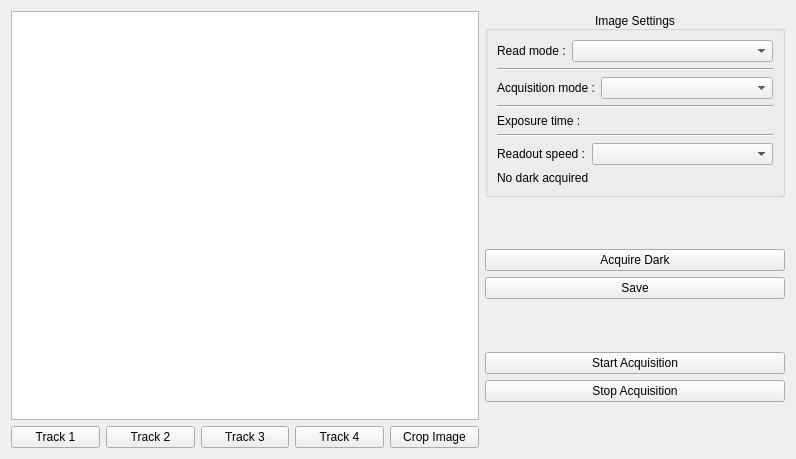
Above: gui/new_spectrometer/ui_image_tab.ui from Montpellier-S2QT/qudi before the change. Below: the same form after it.
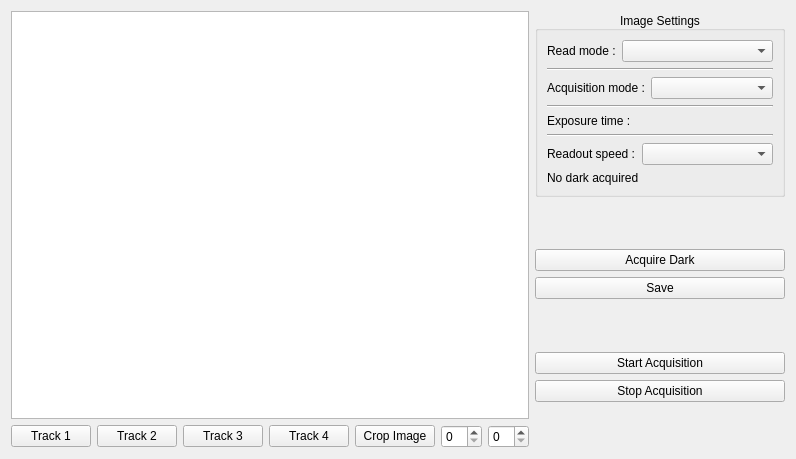
That is the form after the change. Custom widgets are drawn as their Qt base class.

Commit message: New spectrometer fixed bug binning

Patch:
```diff
--- a/gui/new_spectrometer/ui_image_tab.ui
+++ b/gui/new_spectrometer/ui_image_tab.ui
@@ -64,6 +64,29 @@
            </property>
           </widget>
          </item>
+         <item>
+          <widget class="QSpinBox" name="horizontal_binning">
+           <property name="maximumSize">
+            <size>
+             <width>100</width>
+             <height>16777215</height>
+            </size>
+           </property>
+           <property name="maximum">
+            <number>99</number>
+           </property>
+          </widget>
+         </item>
+         <item>
+          <widget class="QSpinBox" name="vertical_binning">
+           <property name="maximumSize">
+            <size>
+             <width>100</width>
+             <height>16777215</height>
+            </size>
+           </property>
+          </widget>
+         </item>
         </layout>
        </item>
       </layout>
```
The commit also changes 2 other files.
